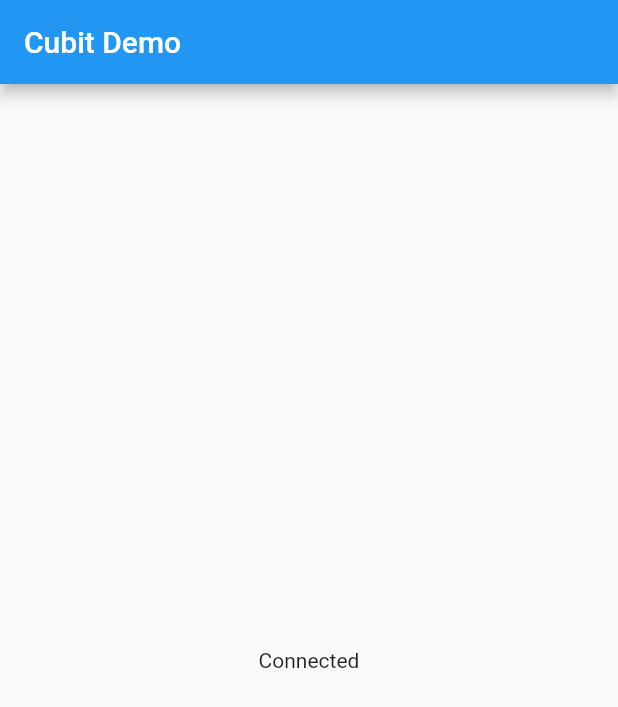
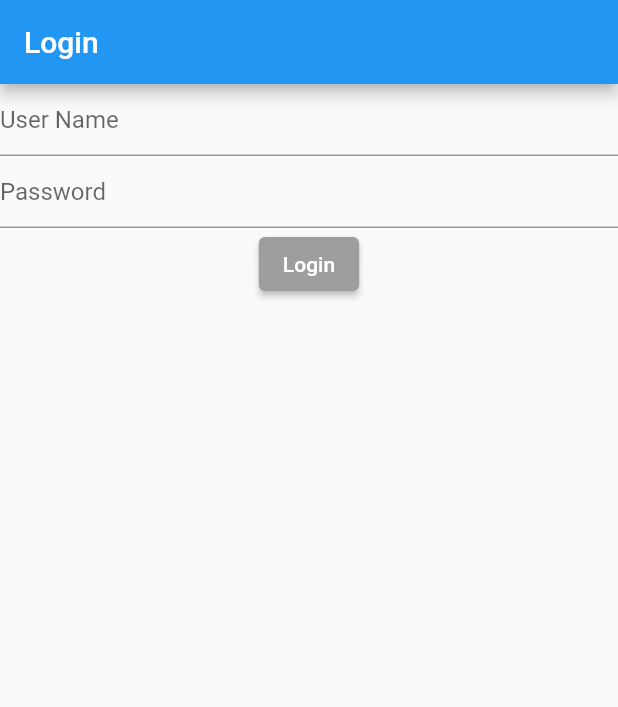
Before and after one commit to Krupal01/bloc_demo, a Flutter app: the screen it shows after launch, on a phone screen of 412 x 824 dp. Shown: the top 707 px of the screen. Run offline on Flutter 3.47's test engine with Material 2 defaults, Android fonts, the phone set to English and light mode, and no system bars; our stand-ins replace connectivity_plus, flutter_bloc.

Commit message:
form validation

```diff
--- /dev/null
+++ b/lib/blocs/login_bloc/login_bloc.dart
@@ -0,0 +1,22 @@
+import 'package:bloc_demo/blocs/login_bloc/login_state.dart';
+import 'package:flutter_bloc/flutter_bloc.dart';
+
+import 'login_event.dart';
+
+class LoginBlock extends Bloc<LoginEvent, LoginState> {
+  LoginBlock() : super(LoginInitialState()) {
+    on<LoginTextChangeEvent>((event, emit) {
+      if (event.email.isEmpty) {
+        emit(LoginErrorState("enter valid username"));
+      } else if (event.password.isEmpty) {
+        emit(LoginErrorState("enter valid password"));
+      } else {
+        emit(LoginValidState());
+      }
+    });
+
+    on<LoginSubmittedEvent>((event, emit) {
+      emit(LoginInProgressState());
+    });
+  }
+}
--- /dev/null
+++ b/lib/blocs/login_bloc/login_event.dart
@@ -0,0 +1,13 @@
+abstract class LoginEvent {}
+
+class LoginTextChangeEvent extends LoginEvent {
+  final String email;
+  final String password;
+  LoginTextChangeEvent(this.email, this.password);
+}
+
+class LoginSubmittedEvent extends LoginEvent {
+  final String email;
+  final String password;
+  LoginSubmittedEvent(this.email, this.password);
+}
--- /dev/null
+++ b/lib/blocs/login_bloc/login_state.dart
@@ -0,0 +1,13 @@
+abstract class LoginState {}
+
+class LoginInitialState extends LoginState{}
+
+class LoginValidState extends LoginState {}
+
+class LoginErrorState extends LoginState {
+  final String errorMsg;
+
+  LoginErrorState(this.errorMsg);
+}
+
+class LoginInProgressState extends LoginState {}
--- /dev/null
+++ b/lib/login_scr.dart
@@ -0,0 +1,59 @@
+import 'package:bloc_demo/blocs/login_bloc/login_bloc.dart';
+import 'package:bloc_demo/blocs/login_bloc/login_event.dart';
+import 'package:bloc_demo/blocs/login_bloc/login_state.dart';
+import 'package:flutter/material.dart';
+import 'package:flutter_bloc/flutter_bloc.dart';
+
+class LoginScreen extends StatelessWidget {
+  LoginScreen({Key? key}) : super(key: key);
+
+  final TextEditingController userNameController = TextEditingController();
+  final TextEditingController passwordController = TextEditingController();
+
+  @override
+  Widget build(BuildContext context) {
+    var loginBloc = BlocProvider.of<LoginBlock>(context);
+    return Scaffold(
+        appBar: AppBar(title: const Text("Login")),
+        body: Column(
+          children: [
+            BlocBuilder<LoginBlock, LoginState>(builder: (context, state) {
+              if (state is LoginErrorState) {
+                return Text(state.errorMsg);
+              } else {
+                return Container();
+              }
+            }),
+            TextField(
+              controller: userNameController,
+              decoration: const InputDecoration(hintText: "User Name"),
+              onChanged: (value) {
+                loginBloc.add(LoginTextChangeEvent(
+                    userNameController.text, passwordController.text));
+              },
+            ),
+            TextField(
+              controller: passwordController,
+              decoration: const InputDecoration(hintText: "Password"),
+              onChanged: (value) {
+                loginBloc.add(LoginTextChangeEvent(
+                    userNameController.text, passwordController.text));
+              },
+            ),
+            BlocBuilder<LoginBlock, LoginState>(builder: ((context, state) {
+              return ElevatedButton(
+                onPressed: () {
+                  loginBloc.add(LoginSubmittedEvent(
+                      userNameController.text, passwordController.text));
+                },
+                style: ButtonStyle(
+                  backgroundColor: MaterialStatePropertyAll<Color>(
+                      (state is LoginValidState) ? Colors.blue : Colors.grey),
+                ),
+                child: const Text("Login"),
+              );
+            })),
+          ],
+        ));
+  }
+}
--- a/lib/main.dart
+++ b/lib/main.dart
@@ -2,6 +2,8 @@ import 'package:bloc_demo/blocs/internet_bloc/internet_bloc.dart';
 import 'package:bloc_demo/blocs/internet_bloc/internet_state.dart';
 import 'package:bloc_demo/blocs/internet_cubit/internet_cubit.dart';
 import 'package:bloc_demo/blocs/internet_cubit/internet_cubit_state.dart';
+import 'package:bloc_demo/blocs/login_bloc/login_bloc.dart';
+import 'package:bloc_demo/login_scr.dart';
 import 'package:flutter/material.dart';
 import 'package:flutter_bloc/flutter_bloc.dart';
 
@@ -15,13 +17,13 @@ class MyApp extends StatelessWidget {
   @override
   Widget build(BuildContext context) {
     return BlocProvider(
-      create: (context) => InternetCubit(),
+      create: (context) => LoginBlock(),
       child: MaterialApp(
         title: 'Flutter Demo',
         theme: ThemeData(
           primarySwatch: Colors.blue,
         ),
-        home: const MyHome1Page(),
+        home: LoginScreen(),
       ),
     );
   }
```
